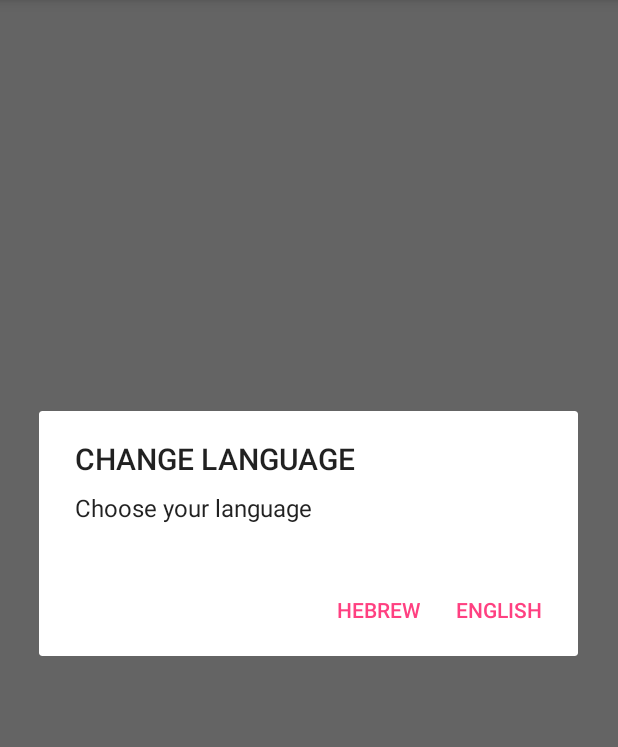
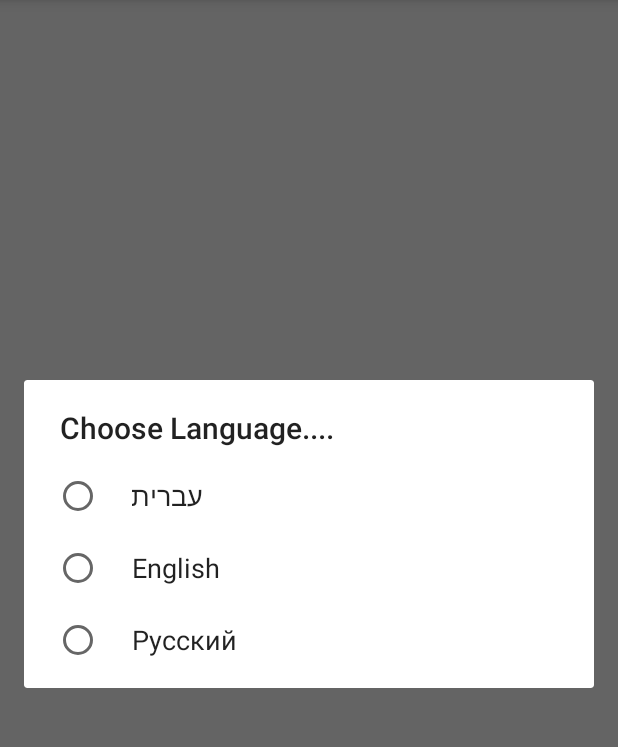
Before and after one commit to Tamir91/ToBeClean, an Android app: the screen it shows after launch (MainActivity), in the options menu, after a tap on "Settings", on a phone screen of 412 x 824 dp, the part 84-831 px from its top. Run offline under Robolectric (Android 15) with nearby library versions, the light colour scheme and no system bars; our stand-ins replace ButterKnife, Dagger/Hilt's generated code.

Commit message:
Full commit for translate

```diff
--- a/app/src/main/java/tobeclean/tobeclean/BaseActivity.java
+++ b/app/src/main/java/tobeclean/tobeclean/BaseActivity.java
@@ -1,12 +1,15 @@
 package tobeclean.tobeclean;
 
+import android.app.Activity;
 import android.app.AlertDialog;
 import android.app.Dialog;
 import android.arch.lifecycle.ViewModelProviders;
 import android.content.DialogInterface;
-import android.graphics.Color;
+import android.content.SharedPreferences;
+import android.content.res.Configuration;
 import android.os.Bundle;
 import android.support.annotation.Nullable;
+import android.support.v7.app.ActionBar;
 import android.support.v7.app.AppCompatActivity;
 import android.support.v7.widget.Toolbar;
 import android.util.Log;
@@ -16,7 +19,7 @@ import android.view.MenuItem;
 import android.widget.Toast;
 
 
-import javax.inject.Inject;
+import java.util.Locale;
 
 import app.App;
 import butterknife.BindView;
@@ -25,9 +28,6 @@ import utils.AppViewModel;
 
 public class BaseActivity extends AppCompatActivity {
     private static final String TAG = BaseActivity.class.getSimpleName();
-
-    private static final String ENGLISH = "ENGLISH";
-    private static final String HEBREW = "HEBREW";
 
     @BindView(R.id.toolBar)
     Toolbar toolbar;
@@ -39,7 +39,9 @@ public class BaseActivity extends AppCompatActivity {
     @Override
     protected void onCreate(@Nullable Bundle savedInstanceState) {
         super.onCreate(savedInstanceState);
+        loadLocale();
         Log.d(TAG, "onCreate::in");
+
 
         //DI Dagger
         App.getApp(this).getAppComponent().injectMain(this);
@@ -79,8 +81,8 @@ public class BaseActivity extends AppCompatActivity {
             }
 
             case R.id.exit_form_app: {
-                Toast.makeText(this, "exit_form_app_pressed", Toast.LENGTH_SHORT).show();
-                break;
+                finish();// added by michael- 25.05.18
+
             }
 
         }
@@ -95,52 +97,70 @@ public class BaseActivity extends AppCompatActivity {
             Log.d(TAG, "startPlacesFragment::fragment was created");
         }
 
-
         getSupportFragmentManager()
                 .beginTransaction()
                 .replace(R.id.fragmentContainer, placesFragment)
                 .commit();
     }
 
-    /*This method create dialog. Tamir 19/03/18*/
+     //Create dialog Method.
+    // added by Michael- 25.05.18
     protected void startLanguageDialog() {
-        Log.d(TAG, "startLanguageDialog::in");
 
-        new AlertDialog.Builder(this)
-                .setTitle("CHANGE LANGUAGE")
-                .setMessage("Choose your language")
-                .setPositiveButton(ENGLISH, dialogClickListener)
-                .setNegativeButton(HEBREW, dialogClickListener)
-                .create()
-                .show();
+        final String[] listItems = {"עברית", "English", "Русский"};
+        AlertDialog.Builder mBuilder = new AlertDialog.Builder(BaseActivity.this);
+        mBuilder.setTitle("Choose Language....");
+        mBuilder.setSingleChoiceItems(listItems, -1, new DialogInterface.OnClickListener() {
+            @Override
+            public void onClick(DialogInterface dialogInterface, int i) {
+                if (i == 0){
+                    //Hebrew
+                    recreate();
+                    setLocale("iw");
+                }
+                else if (i == 1){
+                    //English
+                    recreate();
+                    setLocale("en");
+                }
+                else if (i == 2){
+                    //Russian
+                    recreate();
+                    setLocale("ru");
+                }
+
+                //dismiss alert dialog when language selected
+                dialogInterface.dismiss();
+            }
+        });
+
+        AlertDialog mDialog = mBuilder.create();
+        //show alert dialog
+        mDialog.show();
     }
 
-    /**
-     * This interface set up buttons in dialog. Tamir 19/03/18
-     */
-    DialogInterface.OnClickListener dialogClickListener = new DialogInterface.OnClickListener()
+    //Set checked Language from the dialog to default.
+    // added by michael- 25.05.18
+    private void setLocale(String lang) {
+        Locale locale = new Locale(lang);
+        Locale.setDefault(locale);
+        Configuration config = new Configuration();
+        config.locale = locale;
+        getBaseContext().getResources().updateConfiguration(config, getBaseContext().getResources().getDisplayMetrics());
 
-    {
-        @Override
-        public void onClick(DialogInterface dialogInterface, int i) {
+        //save data to shared preferences
+        SharedPreferences.Editor editor = getSharedPreferences("Settings", MODE_PRIVATE).edit();
+        editor.putString("My_Lang", lang);
+        editor.apply();
+    }
 
-            switch (i) {
+    //load language saved in shared preferences
+   // added by michael- 25.05.18
+    public void loadLocale(){
+        SharedPreferences prefs = getSharedPreferences("Settings", Activity.MODE_PRIVATE);
+        String language = prefs.getString("My_Lang","");
+        setLocale(language);
 
-                //English
-                case Dialog.BUTTON_POSITIVE: {
-                    //Preferences.setLanguageApp( ENGLISH);
-                    Toast.makeText(getApplicationContext(), "Arkadiy, What's up?"  /*+ ENGLISH*/, Toast.LENGTH_SHORT).show();
-                    break;
-                }
+    }
 
-                //Hebrew
-                case Dialog.BUTTON_NEGATIVE: {
-                    // Preferences.setLanguageApp(getApplicationContext(), HEBREW);
-                    Toast.makeText(getApplicationContext(), "Arkadiy, What's up?" /*+ HEBREW*/, Toast.LENGTH_SHORT).show();
-                    break;
-                }
-
-            }
-        }
-    };
 }
--- a/app/src/main/java/tobeclean/tobeclean/MainActivity.java
+++ b/app/src/main/java/tobeclean/tobeclean/MainActivity.java
@@ -11,6 +11,7 @@ import android.location.LocationManager;
 import android.os.Build;
 import android.support.annotation.NonNull;
 import android.os.Bundle;
+import android.support.v7.app.ActionBar;
 import android.util.Log;
 import android.widget.FrameLayout;
 import android.widget.Toast;
@@ -37,7 +38,6 @@ public class MainActivity extends BaseActivity {
     private static final String TAG = "MainActivity";
     private static final int ERROR_DIALOG_REQUEST = 9001;
 
-
     //views
     private MapFragment mMapFragment = new MapFragment();
 
@@ -55,6 +55,7 @@ public class MainActivity extends BaseActivity {
         ButterKnife.bind(this);
 
         setSupportActionBar(toolbar);
+
 
         checkAllAppPermissions();
     }
```
Also changed, not shown: 3 other files.
